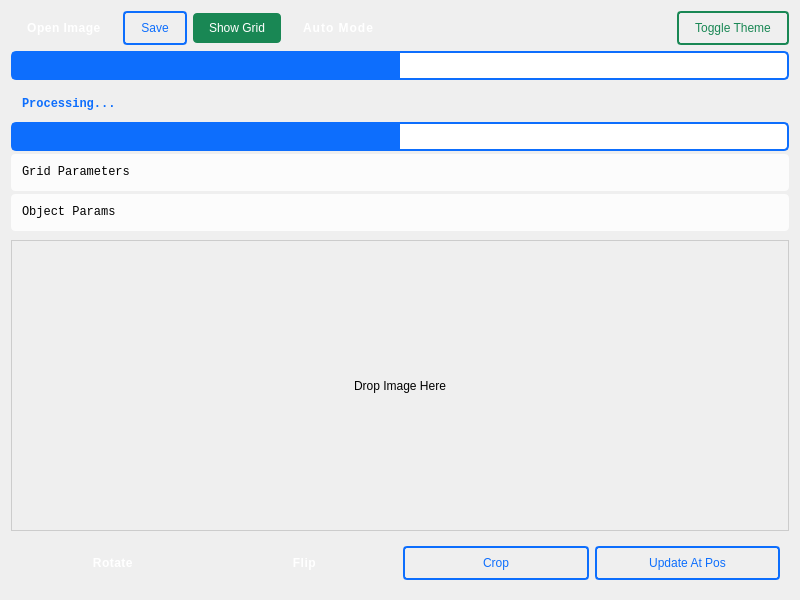
Before: the Qt Designer form src/gui/qt/main.ui in ThangStar/Image-Mask-Studio, drawn with Qt 5.
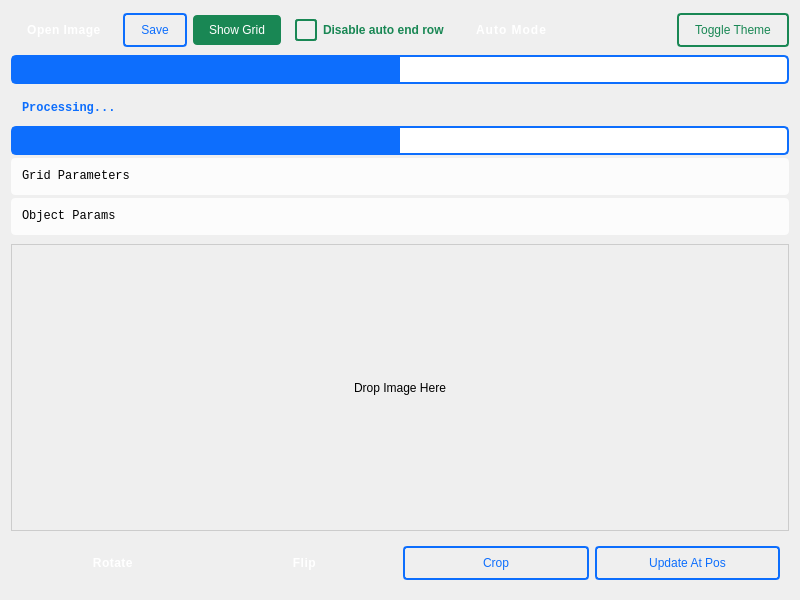
After: the same form once the commit is applied.

What changed in the file:
```diff
--- a/src/gui/qt/main.ui
+++ b/src/gui/qt/main.ui
@@ -82,6 +82,33 @@
        </property>
       </widget>
      </item>
+     <item>
+      <widget class="QCheckBox" name="chkDisableAutoEndRow">
+       <property name="styleSheet">
+        <string>QCheckBox {
+          color: #198754;
+          padding: 8px;
+          font-weight: bold;
+        }
+        QCheckBox::indicator {
+          width: 18px;
+          height: 18px;
+        }
+        QCheckBox::indicator:unchecked {
+          border: 2px solid #198754;
+          border-radius: 3px;
+        }
+        QCheckBox::indicator:checked {
+          background-color: #198754;
+          border: 2px solid #198754;
+          border-radius: 3px;
+        }</string>
+       </property>
+       <property name="text">
+        <string>Disable auto end row</string>
+       </property>
+      </widget>
+     </item>
      <item>
       <widget class="QPushButton" name="btnAutoMode">
        <property name="styleSheet">
```
